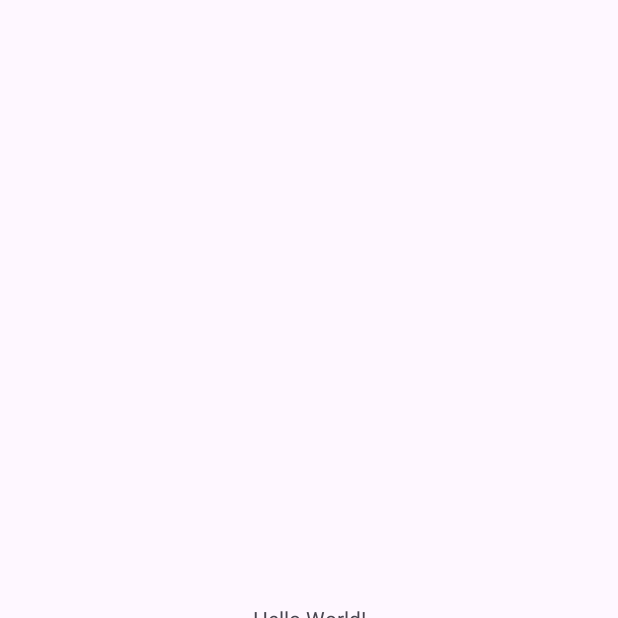
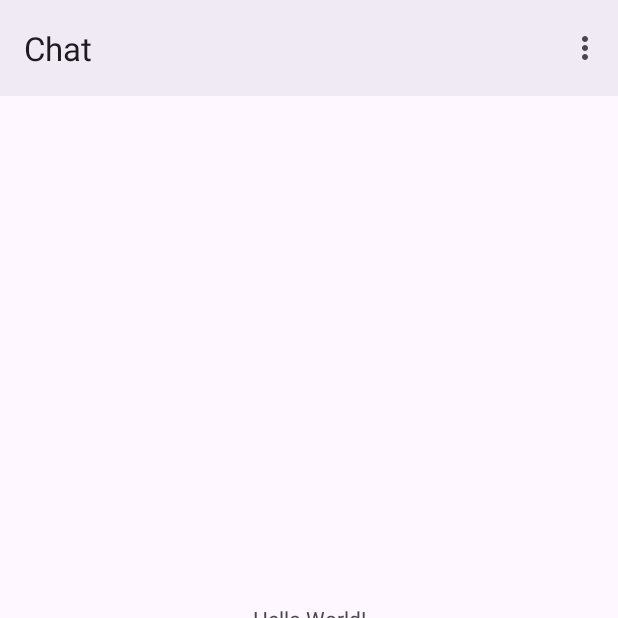
Before and after one commit to NguyenDuyKhanh03/Chat, an Android app: the screen it shows after launch once a user with an empty profile is signed in (MainActivity), on a phone screen of 412 x 824 dp, the top half of it. Before the commit the part shown is almost empty. Run offline under Robolectric (Android 15) with nearby library versions, the phone set to English and light mode, and no system bars; our stand-ins replace Firebase (no records; nobody signed in at launch, a user with empty details on screens opened directly).

```diff
--- a/app/src/main/java/com/example/chat/SignInActivity.kt
+++ b/app/src/main/java/com/example/chat/SignInActivity.kt
@@ -1,11 +1,10 @@
 package com.example.chat
 
-import android.app.ActivityOptions
 import android.app.ProgressDialog
 import android.content.Intent
-import androidx.appcompat.app.AppCompatActivity
 import android.os.Bundle
 import android.widget.Toast
+import androidx.appcompat.app.AppCompatActivity
 import com.example.chat.databinding.ActivitySignInBinding
 import com.google.firebase.Firebase
 import com.google.firebase.auth.FirebaseAuth
--- /dev/null
+++ b/app/src/main/res/drawable/ic_logout.xml
@@ -0,0 +1,5 @@
+<vector android:autoMirrored="true" android:height="24dp"
+    android:tint="#000000" android:viewportHeight="24"
+    android:viewportWidth="24" android:width="24dp" xmlns:android="http://schemas.android.com/apk/res/android">
+    <path android:fillColor="@android:color/white" android:pathData="M17,7l-1.41,1.41L18.17,11H8v2h10.17l-2.58,2.58L17,17l5,-5zM4,5h8V3H4c-1.1,0 -2,0.9 -2,2v14c0,1.1 0.9,2 2,2h8v-2H4V5z"/>
+</vector>
--- a/app/src/main/res/layout/activity_main.xml
+++ b/app/src/main/res/layout/activity_main.xml
@@ -6,7 +6,27 @@
     android:layout_height="match_parent"
     tools:context=".MainActivity">
 
+    <com.google.android.material.appbar.AppBarLayout
+        android:id="@+id/appBarLayout"
+        android:layout_width="0dp"
+        android:layout_height="wrap_content"
+        app:layout_constraintEnd_toEndOf="parent"
+        app:layout_constraintStart_toStartOf="parent"
+        app:layout_constraintTop_toTopOf="parent">
+
+        <com.google.android.material.appbar.MaterialToolbar
+            android:id="@+id/topAppBar"
+            android:layout_width="match_parent"
+            android:layout_height="wrap_content"
+            android:background="@color/bg_actionbar"
+            android:minHeight="?attr/actionBarSize"
+            app:menu="@menu/menu"
+            app:title="Chat" />
+
+    </com.google.android.material.appbar.AppBarLayout>
+
     <TextView
+        android:id="@+id/textView"
         android:layout_width="wrap_content"
         android:layout_height="wrap_content"
         android:text="Hello World!"
--- /dev/null
+++ b/app/src/main/res/menu/menu.xml
@@ -0,0 +1,13 @@
+<?xml version="1.0" encoding="utf-8"?>
+<menu xmlns:android="http://schemas.android.com/apk/res/android"
+    xmlns:app="http://schemas.android.com/apk/res-auto">
+
+    <item android:id="@+id/settings"
+        android:title="Settings"/>
+    <item android:id="@+id/groupChat"
+        android:title="Group Chat"/>
+    <item android:id="@+id/logout"
+        android:icon="@drawable/ic_logout"
+        android:title="Logout"
+        app:showAsAction="never"/>
+</menu>
--- a/app/src/main/res/values/colors.xml
+++ b/app/src/main/res/values/colors.xml
@@ -16,4 +16,5 @@
     <color name="settingsIconColor">#0E8374</color>
     <color name="grayBackground">#BCBCBC</color>
     <color name="chatbackground">#AAAAAA</color>
+    <color name="bg_actionbar">#F0EAF5</color>
 </resources>
```
Also changed, not shown: app/src/main/java/com/example/chat/MainActivity.kt (+64 -2 lines).
